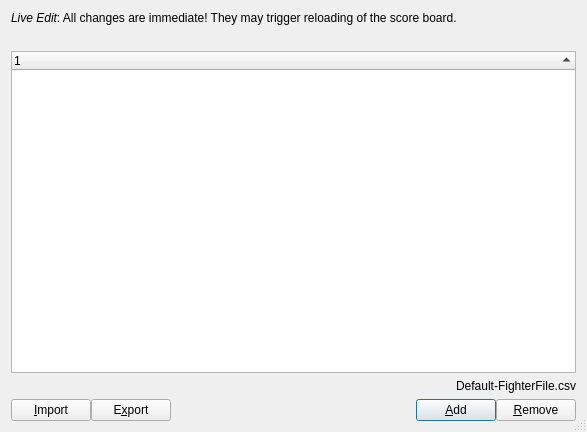
Old version of the form base/FighterManagerDlg.ui in the repository fmuecke/Ipponboard.
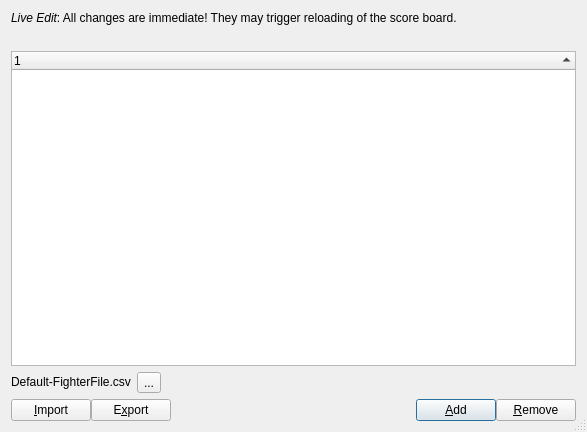
New version of the form. Icons and pictures are not drawn.

Commit message: folder containing fighter list can now be opened via button from the dialog

```diff
--- a/base/FighterManagerDlg.ui
+++ b/base/FighterManagerDlg.ui
@@ -81,14 +81,59 @@
     </widget>
    </item>
    <item>
+    <layout class="QHBoxLayout" name="horizontalLayout_2">
+     <property name="topMargin">
+      <number>0</number>
+     </property>
+     <item>
     <widget class="QLabel" name="label_FighterFile">
+       <property name="frameShape">
+        <enum>QFrame::NoFrame</enum>
+       </property>
      <property name="text">
       <string>&lt;html&gt;&lt;head/&gt;&lt;body&gt;&lt;p&gt;Default-FighterFile.csv&lt;/p&gt;&lt;/body&gt;&lt;/html&gt;</string>
      </property>
      <property name="alignment">
-      <set>Qt::AlignRight|Qt::AlignTrailing|Qt::AlignVCenter</set>
-     </property>
-    </widget>
+        <set>Qt::AlignLeading|Qt::AlignLeft|Qt::AlignVCenter</set>
+       </property>
+      </widget>
+     </item>
+     <item>
+      <widget class="QToolButton" name="toolButton_openFolder">
+       <property name="statusTip">
+        <string>open folder</string>
+       </property>
+       <property name="text">
+        <string notr="true">...</string>
+       </property>
+       <property name="checkable">
+        <bool>false</bool>
+       </property>
+       <property name="popupMode">
+        <enum>QToolButton::DelayedPopup</enum>
+       </property>
+       <property name="toolButtonStyle">
+        <enum>Qt::ToolButtonTextOnly</enum>
+       </property>
+       <property name="arrowType">
+        <enum>Qt::NoArrow</enum>
+       </property>
+      </widget>
+     </item>
+     <item>
+      <spacer name="horizontalSpacer_2">
+       <property name="orientation">
+        <enum>Qt::Horizontal</enum>
+       </property>
+       <property name="sizeHint" stdset="0">
+        <size>
+         <width>40</width>
+         <height>20</height>
+        </size>
+       </property>
+      </spacer>
+     </item>
+    </layout>
    </item>
    <item>
     <layout class="QHBoxLayout" name="horizontalLayout">
```
Lines whose indentation alone changed are shown as unchanged. The commit also changes 2 other files.
